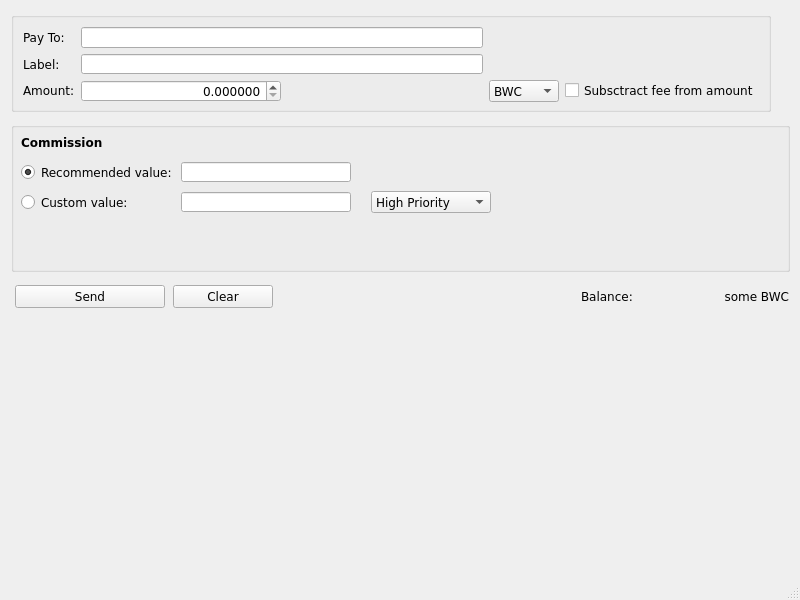
This is client/gui/mainwindow.ui in TemplateName56/Blockchain_Wallet as Qt 5 draws it before an edit. The edited form follows.
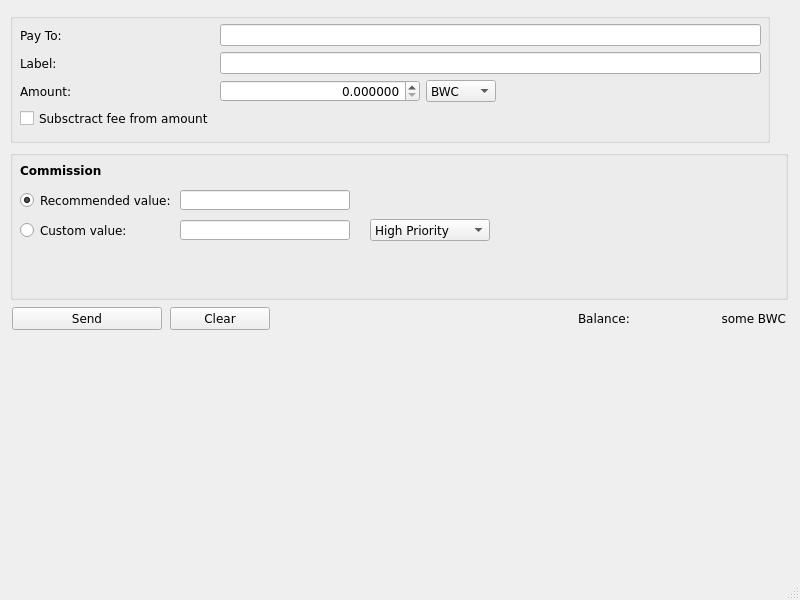
This is the edited form. The open tabs and pages were chosen to show the change.

```diff
--- a/client/gui/mainwindow.ui
+++ b/client/gui/mainwindow.ui
@@ -401,15 +401,176 @@
        <height>600</height>
       </size>
      </property>
+     <widget class="QWidget" name="">
+      <property name="geometry">
+       <rect>
+        <x>10</x>
+        <y>12</y>
+        <width>778</width>
+        <height>319</height>
+       </rect>
+      </property>
+      <layout class="QVBoxLayout" name="verticalLayout_5">
+       <item>
+        <widget class="QGroupBox" name="sendBox">
+         <property name="sizePolicy">
+          <sizepolicy hsizetype="Preferred" vsizetype="Fixed">
+           <horstretch>0</horstretch>
+           <verstretch>0</verstretch>
+          </sizepolicy>
+         </property>
+         <property name="minimumSize">
+          <size>
+           <width>760</width>
+           <height>130</height>
+          </size>
+         </property>
+         <property name="maximumSize">
+          <size>
+           <width>760</width>
+           <height>130</height>
+          </size>
+         </property>
+         <property name="title">
+          <string/>
+         </property>
+         <widget class="QWidget" name="">
+          <property name="geometry">
+           <rect>
+            <x>10</x>
+            <y>11</y>
+            <width>741</width>
+            <height>104</height>
+           </rect>
+          </property>
+          <layout class="QGridLayout" name="gridLayout">
+           <item row="1" column="1">
+            <widget class="QLineEdit" name="sendTransactionLabel">
+             <property name="inputMask">
+              <string/>
+             </property>
+             <property name="alignment">
+              <set>Qt::AlignRight|Qt::AlignTrailing|Qt::AlignVCenter</set>
+             </property>
+            </widget>
+           </item>
+           <item row="1" column="0">
+            <widget class="QLabel" name="addToAddressBookLabel">
+             <property name="text">
+              <string>Label:</string>
+             </property>
+            </widget>
+           </item>
+           <item row="0" column="1">
+            <widget class="QLineEdit" name="payToAddress">
+             <property name="alignment">
+              <set>Qt::AlignRight|Qt::AlignTrailing|Qt::AlignVCenter</set>
+             </property>
+            </widget>
+           </item>
+           <item row="2" column="1">
+            <layout class="QHBoxLayout" name="horizontalLayout_7">
+             <item>
+              <widget class="QDoubleSpinBox" name="amountSpinBox">
+               <property name="minimumSize">
+                <size>
+                 <width>200</width>
+                 <height>22</height>
+                </size>
+               </property>
+               <property name="maximumSize">
+                <size>
+                 <width>200</width>
+                 <height>22</height>
+                </size>
+               </property>
+               <property name="alignment">
+                <set>Qt::AlignRight|Qt::AlignTrailing|Qt::AlignVCenter</set>
+               </property>
+               <property name="decimals">
+                <number>6</number>
+               </property>
+               <property name="maximum">
+                <double>9999.999998999999661</double>
+               </property>
+               <property name="singleStep">
+                <double>0.000001000000000</double>
+               </property>
+              </widget>
+             </item>
+             <item>
+              <widget class="QComboBox" name="coinsBox">
+               <property name="minimumSize">
+                <size>
+                 <width>65</width>
+                 <height>22</height>
+                </size>
+               </property>
+               <item>
+                <property name="text">
+                 <string>BWC</string>
+                </property>
+               </item>
+               <item>
+                <property name="text">
+                 <string>BWC-N</string>
+                </property>
+               </item>
+               <item>
+                <property name="text">
+                 <string>BWC-Q</string>
+                </property>
+               </item>
+              </widget>
+             </item>
+             <item>
+              <spacer name="horizontalSpacer_4">
+               <property name="orientation">
+                <enum>Qt::Horizontal</enum>
+               </property>
+               <property name="sizeHint" stdset="0">
+                <size>
+                 <width>40</width>
+                 <height>20</height>
+                </size>
+               </property>
+              </spacer>
+             </item>
+            </layout>
+           </item>
+           <item row="0" column="0">
+            <widget class="QLabel" name="payToLabel">
+             <property name="text">
+              <string>Pay To:</string>
+             </property>
+            </widget>
+           </item>
+           <item row="2" column="0">
+            <widget class="QLabel" name="amountLabel">
+             <property name="text">
+              <string>Amount:</string>
+             </property>
+            </widget>
+           </item>
+           <item row="3" column="0">
+            <widget class="QCheckBox" name="feeCheckBox">
+             <property name="minimumSize">
+              <size>
+               <width>190</width>
+               <height>20</height>
+              </size>
+             </property>
+             <property name="text">
+              <string>Subsctract fee from amount</string>
+             </property>
+            </widget>
+           </item>
+          </layout>
+         </widget>
+        </widget>
+       </item>
+       <item>
      <widget class="QGroupBox" name="feeBox">
-      <property name="geometry">
-       <rect>
-        <x>11</x>
-        <y>122</y>
-        <width>779</width>
-        <height>150</height>
-       </rect>
-      </property>
       <property name="sizePolicy">
        <sizepolicy hsizetype="Preferred" vsizetype="Fixed">
         <horstretch>0</horstretch>
@@ -577,155 +738,8 @@
        </item>
       </widget>
      </widget>
-     <widget class="QGroupBox" name="sendBox">
-      <property name="geometry">
-       <rect>
-        <x>11</x>
-        <y>12</y>
-        <width>760</width>
-        <height>100</height>
-       </rect>
-      </property>
-      <property name="sizePolicy">
-       <sizepolicy hsizetype="Preferred" vsizetype="Fixed">
-        <horstretch>0</horstretch>
-        <verstretch>0</verstretch>
-       </sizepolicy>
-      </property>
-      <property name="minimumSize">
-       <size>
-        <width>760</width>
-        <height>100</height>
-       </size>
-      </property>
-      <property name="maximumSize">
-       <size>
-        <width>760</width>
-        <height>100</height>
-       </size>
-      </property>
-      <property name="title">
-       <string/>
-      </property>
-      <layout class="QGridLayout" name="gridLayout">
-       <property name="sizeConstraint">
-        <enum>QLayout::SetDefaultConstraint</enum>
-       </property>
-       <item row="1" column="0">
-        <widget class="QLabel" name="addToAddressBookLabel">
-         <property name="text">
-          <string>Label:</string>
-         </property>
-        </widget>
        </item>
-       <item row="2" column="3">
-        <widget class="QCheckBox" name="feeCheckBox">
-         <property name="minimumSize">
-          <size>
-           <width>190</width>
-           <height>20</height>
-          </size>
-         </property>
-         <property name="text">
-          <string>Subsctract fee from amount</string>
-         </property>
-        </widget>
-       </item>
-       <item row="2" column="2">
-        <widget class="QComboBox" name="coinsBox">
-         <property name="minimumSize">
-          <size>
-           <width>65</width>
-           <height>22</height>
-          </size>
-         </property>
          <item>
-          <property name="text">
-           <string>BWC</string>
-          </property>
-         </item>
-         <item>
-          <property name="text">
-           <string>BWC-N</string>
-          </property>
-         </item>
-         <item>
-          <property name="text">
-           <string>BWC-Q</string>
-          </property>
-         </item>
-        </widget>
-       </item>
-       <item row="2" column="1">
-        <widget class="QDoubleSpinBox" name="amountSpinBox">
-         <property name="minimumSize">
-          <size>
-           <width>200</width>
-           <height>22</height>
-          </size>
-         </property>
-         <property name="maximumSize">
-          <size>
-           <width>200</width>
-           <height>22</height>
-          </size>
-         </property>
-         <property name="alignment">
-          <set>Qt::AlignRight|Qt::AlignTrailing|Qt::AlignVCenter</set>
-         </property>
-         <property name="decimals">
-          <number>6</number>
-         </property>
-         <property name="maximum">
-          <double>9999.999998999999661</double>
-         </property>
-         <property name="singleStep">
-          <double>0.000001000000000</double>
-         </property>
-        </widget>
-       </item>
-       <item row="2" column="0">
-        <widget class="QLabel" name="amountLabel">
-         <property name="text">
-          <string>Amount:</string>
-         </property>
-        </widget>
-       </item>
-       <item row="1" column="1">
-        <widget class="QLineEdit" name="sendTransactionLabel">
-         <property name="inputMask">
-          <string/>
-         </property>
-         <property name="alignment">
-          <set>Qt::AlignRight|Qt::AlignTrailing|Qt::AlignVCenter</set>
-         </property>
-        </widget>
-       </item>
-       <item row="0" column="0">
-        <widget class="QLabel" name="payToLabel">
-         <property name="text">
-          <string>Pay To:</string>
-         </property>
-        </widget>
-       </item>
-       <item row="0" column="1">
-        <widget class="QLineEdit" name="payToAddress">
-         <property name="alignment">
-          <set>Qt::AlignRight|Qt::AlignTrailing|Qt::AlignVCenter</set>
-         </property>
-        </widget>
-       </item>
-      </layout>
-     </widget>
-     <widget class="QWidget" name="layoutWidget">
-      <property name="geometry">
-       <rect>
-        <x>13</x>
-        <y>284</y>
-        <width>780</width>
-        <height>25</height>
-       </rect>
-      </property>
       <layout class="QGridLayout" name="gridLayout_3">
        <item row="0" column="0">
         <widget class="QPushButton" name="sendCoinsButton">
@@ -841,6 +855,8 @@
         </spacer>
        </item>
       </layout>
+       </item>
+      </layout>
      </widget>
     </widget>
     <widget class="QWidget" name="recieveWidget">
```
Left out of the diff: 6 changed lines with no effect on the pictures. Lines whose indentation alone changed are shown as unchanged.
